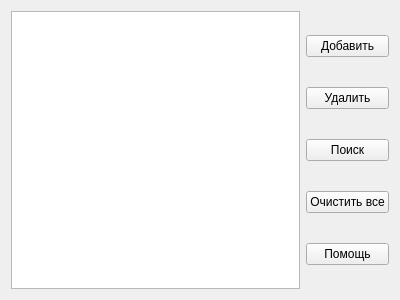
Old version of the form forms/listview.ui in the repository Deka-Labs/struct-HospitalAbsurd.
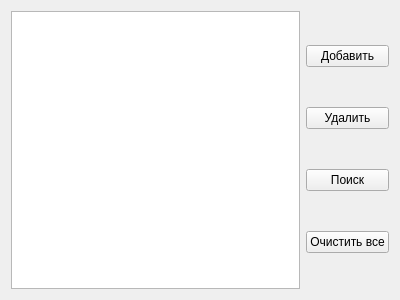
New version of the form.

Commit message: Help button removed

```diff
--- a/forms/listview.ui
+++ b/forms/listview.ui
@@ -47,13 +47,6 @@
        </property>
       </widget>
      </item>
-     <item>
-      <widget class="QPushButton" name="pushButton_help">
-       <property name="text">
-        <string>Помощь</string>
-       </property>
-      </widget>
-     </item>
     </layout>
    </item>
   </layout>
```
The commit also changes 5 other files.
